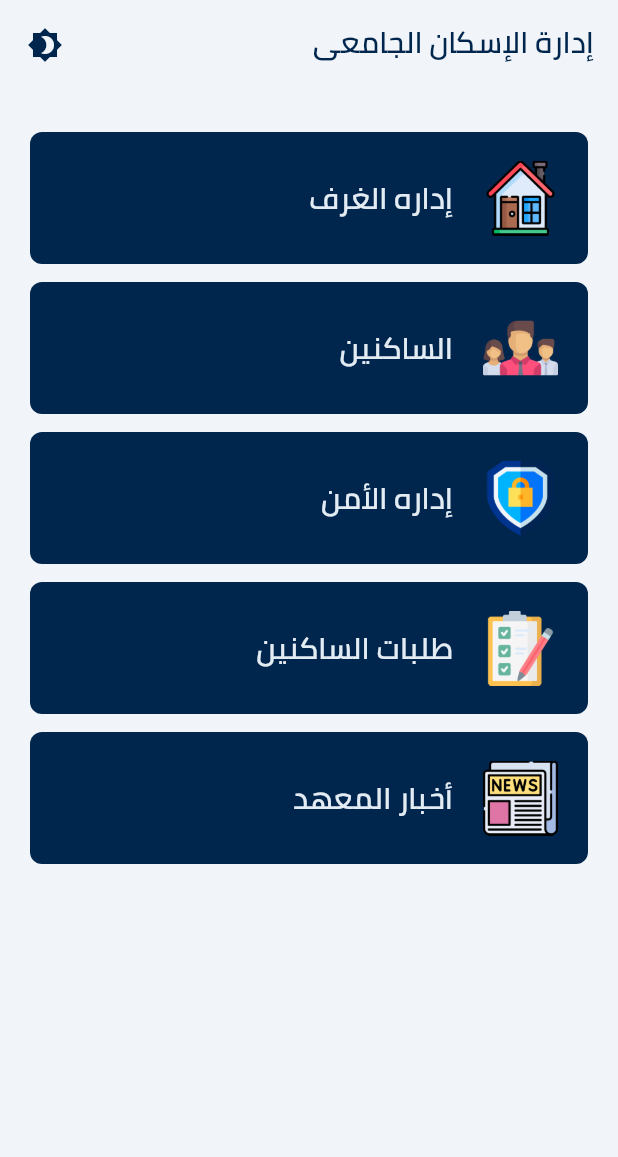
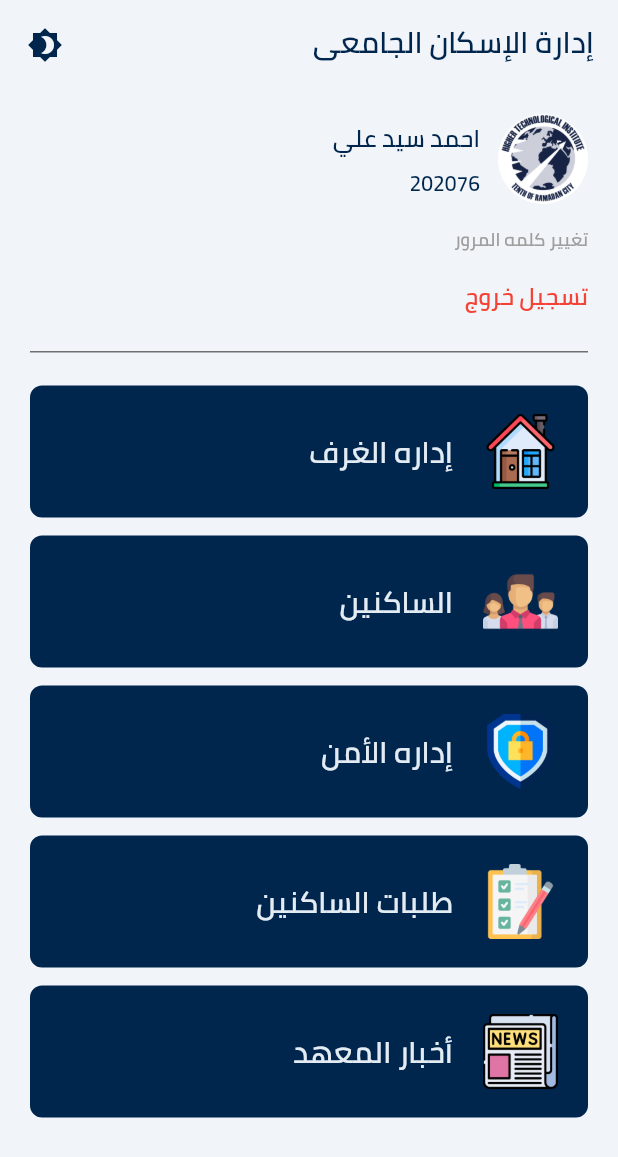
Before and after one commit to AbdelrahmanFouad1/university_housing, a Flutter app: the screen it shows after launch, on a phone screen of 412 x 824 dp. Shown: the top 1157 px of the screen. Run offline on Flutter 3.47's test engine with Material 2 defaults, Android fonts, the phone set to English and light mode, and no system bars; our stand-ins replace dio, flutter_bloc, flutter_conditional_rendering, flutter_credit_card, flutter_svg, fluttertoast and 7 more; missing offline and left inert: link_text; accounts and stored records are empty.

Commit message:
dash profile

```diff
--- a/lib/moduls/dash_board/dash_home_screen.dart
+++ b/lib/moduls/dash_board/dash_home_screen.dart
@@ -1,10 +1,14 @@
 import 'package:flutter/material.dart';
+import 'package:flutter_svg/flutter_svg.dart';
 import 'package:university_housing/moduls/dash_board/add_news/add_news_screen.dart';
+import 'package:university_housing/moduls/dash_board/change_password/change_password_screen.dart';
 import 'package:university_housing/moduls/dash_board/requests/requests_home_screen.dart';
 import 'package:university_housing/moduls/dash_board/rooms/rooms_home_screen.dart';
 import 'package:university_housing/moduls/dash_board/security/security_screen.dart';
 import 'package:university_housing/moduls/dash_board/students/students_screen.dart';
 import 'package:university_housing/shard/components/components.dart';
+import 'package:university_housing/shard/style/color.dart';
+import 'package:university_housing/shard/style/theme/cubit/cubit.dart';
 class DashHomeScreen extends StatelessWidget {
   const DashHomeScreen({Key? key}) : super(key: key);
 
@@ -19,8 +23,84 @@ class DashHomeScreen extends StatelessWidget {
           child: Padding(
             padding: const EdgeInsets.all(20.0),
             child: Column(
+              crossAxisAlignment: CrossAxisAlignment.start,
               children: [
+                Row(
+                  children: [
+                    CircleAvatar(
+                      radius: 30,
+                      backgroundColor: Colors.white,
+                      child: Image.asset(
+                        'assets/images/logo.png',
+                        width: 80.0,
+                        height: 80.0,
+                      ),
+                    ),
+                    const SizedBox(
+                      width: 12.0,
+                    ),
+                    Column(
+                      crossAxisAlignment: CrossAxisAlignment.start,
+                      children: [
+                        Text(
+                          'احمد سيد علي',
+                          style: Theme.of(context)
+                              .textTheme
+                              .bodyText1!
+                              .copyWith(fontWeight: FontWeight.bold),
+                        ),
+                        const SizedBox(
+                          height: 2.0,
+                        ),
+                        Text(
+                          '202076',
+                          style: Theme.of(context).textTheme.bodyText2!.copyWith(
+                            fontWeight: FontWeight.bold,
+                            fontSize: 14.0,
+                          ),
+                        ),
+                      ],
+                    ),
+                  ],
+                ),
                 SizedBox(height: 12.0,),
+                InkWell(
+                  onTap: (){
+                    navigateTo(context, ChangePasswordScreen());
+                  },
+                  child: Text(
+                    'تغيير كلمه المرور',
+                    style: Theme.of(context)
+                        .textTheme
+                        .bodyText1!
+                        .copyWith(fontSize: 12.0, color: Colors.grey),
+                  ),
+                ),
+                SizedBox(height: 12.0,),
+                InkWell(
+                  onTap: (){
+                  },
+                  child: Text(
+                    'تسجيل خروج',
+                    style: Theme.of(context)
+                        .textTheme
+                        .bodyText1!
+                        .copyWith(fontWeight: FontWeight.bold , color: Colors.red),
+                  ),
+                ),
+
+                const SizedBox(
+                  height: 22.0,
+                ),
+                Container(
+                  width: double.infinity,
+                  height: 1.0,
+                  color: separator,
+                ),
+                const SizedBox(
+                  height: 22.0,
+                ),
+
                 InkWell(
                   onTap: (){
                     navigateTo(context, RoomsHomeScreen());
--- a/lib/shard/cubit/dashBoard/cubit.dart
+++ b/lib/shard/cubit/dashBoard/cubit.dart
@@ -249,4 +249,18 @@ class DashBoardCubit extends Cubit<DashBoardStates>{
     emit(SavingCurrentQueriesModelSuccess());
   }
 
+
+  //change password
+  int? index ;
+  IconData suffix = Icons.visibility_outlined;
+  bool isPassword = true;
+
+  void changePasswordVisibility(int currentIndex) {
+    index = currentIndex;
+    isPassword = !isPassword;
+    suffix = isPassword ? Icons.visibility_outlined : Icons.visibility_off_outlined;
+
+    emit(ChangePasswordVisibilityState());
+  }
+
 }
--- a/lib/shard/cubit/dashBoard/states.dart
+++ b/lib/shard/cubit/dashBoard/states.dart
@@ -48,3 +48,7 @@ class ChangeSecurityEditIcon extends DashBoardStates {}
 //requests
 class SavingCurrentComplaintsModelSuccess extends DashBoardStates {}
 class SavingCurrentQueriesModelSuccess extends DashBoardStates {}
+
+
+//changePassword
+class ChangePasswordVisibilityState extends DashBoardStates {}
```
Also changed, not shown: lib/moduls/dash_board/change_password/change_password_screen.dart (added, +104 -0 lines), lib/shard/components/components.dart (+47 -0 lines).
